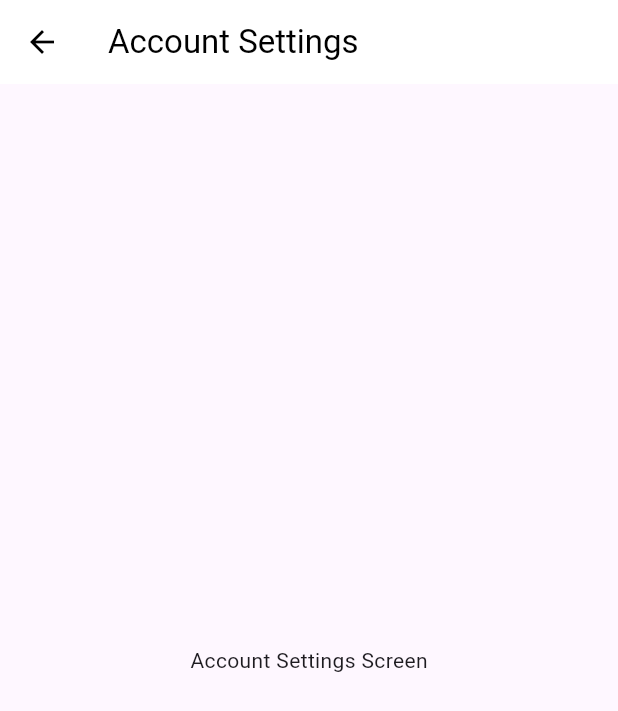
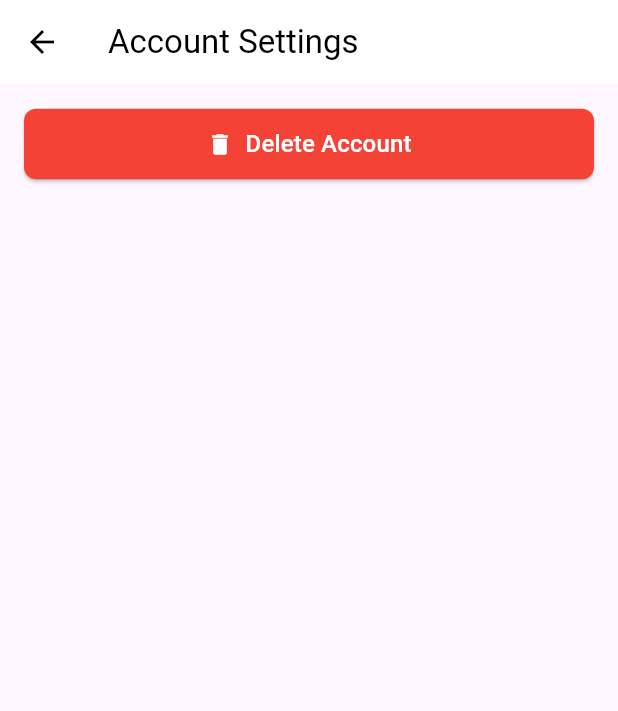
Before and after one commit to fabianbaumert/habitly, a Flutter app: the AccountSettingsScreen screen opened directly, on a phone screen of 412 x 824 dp. Shown: the top 711 px of the screen. Run offline on Flutter 3.47's test engine with Material 3 defaults, Android fonts, the phone set to English and light mode, and no system bars; our stand-ins replace cloud_firestore, confetti, connectivity_plus, dio, firebase_auth, firebase_core and 6 more; accounts and stored records are empty; generated files the repository leaves out were written again.

Commit message:
feat: enhance AccountSettingsScreen with a delete account button

```diff
--- a/lib/screens/account_settings_screen.dart
+++ b/lib/screens/account_settings_screen.dart
@@ -9,8 +9,31 @@ class AccountSettingsScreen extends StatelessWidget {
       appBar: AppBar(
         title: const Text('Account Settings'),
       ),
-      body: const Center(
-        child: Text('Account Settings Screen'),
+      body: ListView(
+        padding: const EdgeInsets.all(16),
+        children: [
+          ElevatedButton(
+            onPressed: () {},
+            style: ElevatedButton.styleFrom(
+              backgroundColor: Colors.red,
+              padding: const EdgeInsets.symmetric(horizontal: 24, vertical: 12),
+              shape: RoundedRectangleBorder(
+                borderRadius: BorderRadius.circular(8),
+              ),
+            ),
+            child: Row(
+              mainAxisSize: MainAxisSize.min,
+              children: const [
+                Icon(Icons.delete, color: Colors.white),
+                SizedBox(width: 8),
+                Text(
+                  'Delete Account',
+                  style: TextStyle(color: Colors.white, fontSize: 16),
+                ),
+              ],
+            ),
+          ),
+        ],
       ),
     );
   }
```
